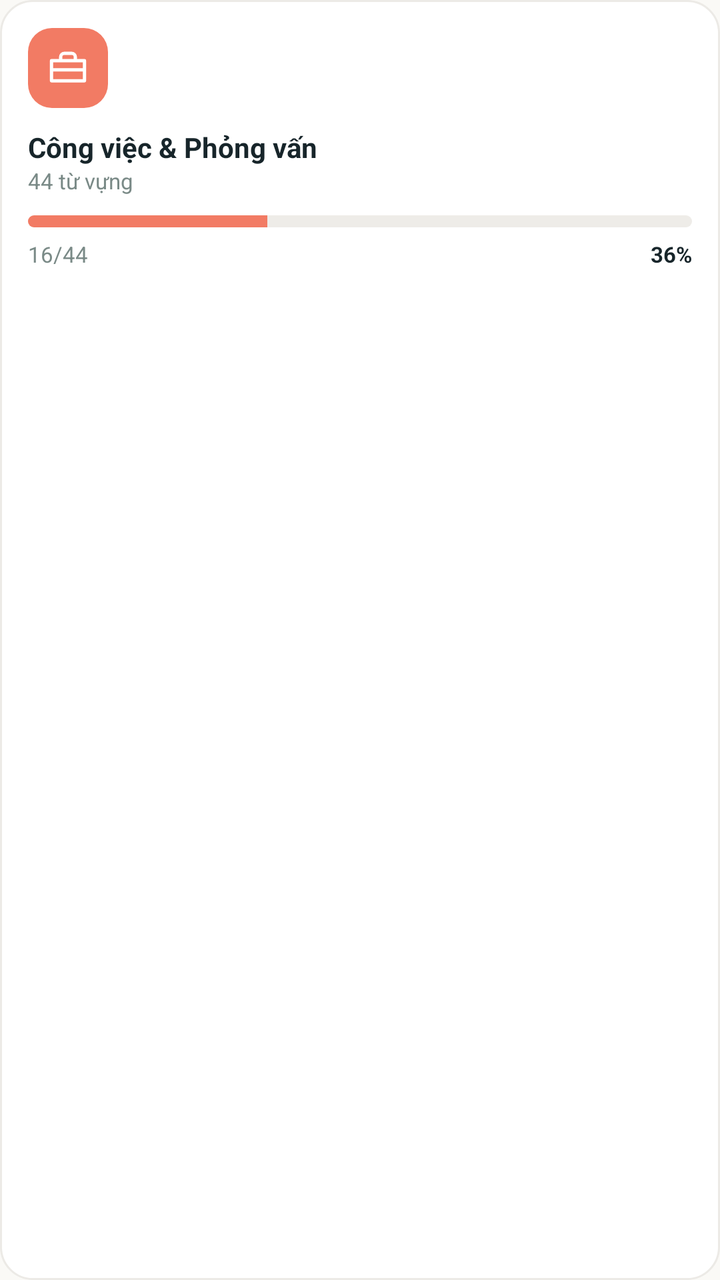
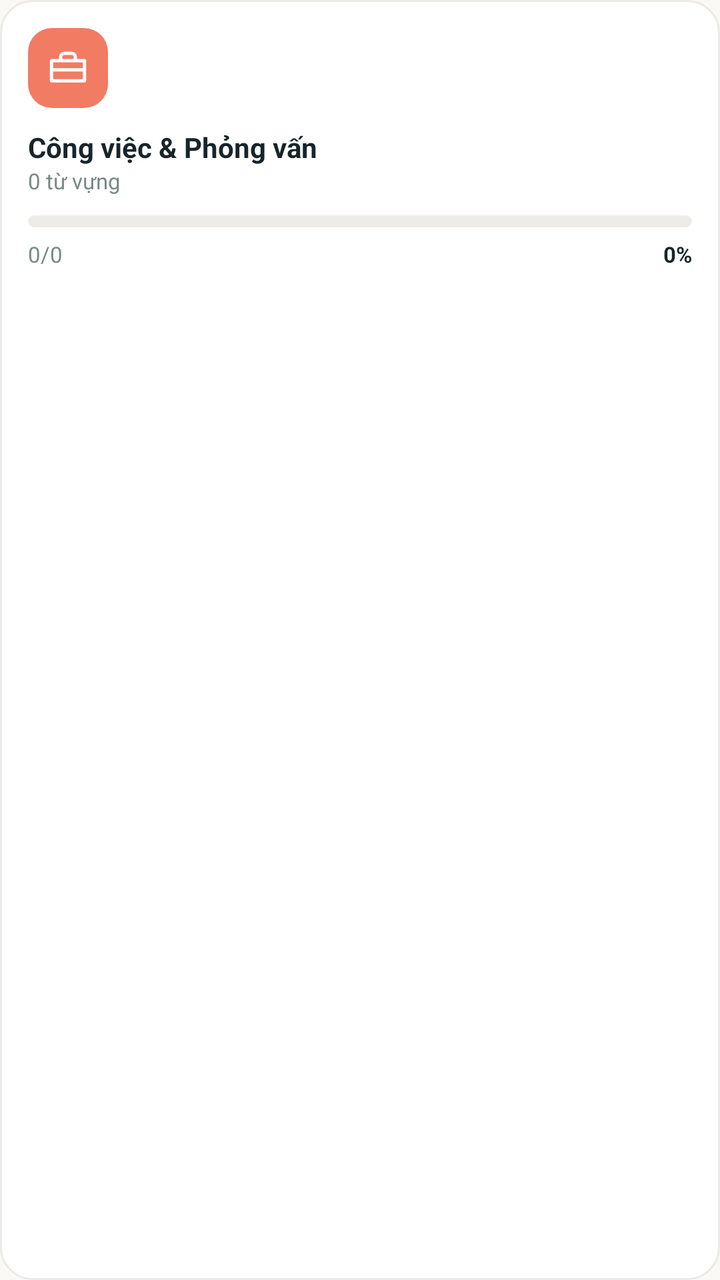

The first picture is an Android layout as it rendered before a commit; the second is the same layout after the commit. The layout source and the unified diff follow.
<!-- AndroidManifest.xml: application theme Theme.CalmLearn -->
<!-- res/layout/item_lesson_work.xml -->
<?xml version="1.0" encoding="utf-8"?>
<LinearLayout xmlns:android="http://schemas.android.com/apk/res/android"
    android:layout_width="match_parent"
    android:layout_height="wrap_content"
    android:background="@drawable/bg_card_stroke"
    android:clickable="true"
    android:focusable="true"
    android:foreground="?attr/selectableItemBackground"
    android:orientation="vertical"
    android:padding="14dp">

    <ImageView
        android:layout_width="40dp"
        android:layout_height="40dp"
        android:background="@drawable/bg_icon_square_coral"
        android:padding="9dp"
        android:src="@drawable/ic_briefcase"
        android:tint="@color/white"
        android:contentDescription="@null" />

    <TextView
        android:layout_width="match_parent"
        android:layout_height="wrap_content"
        android:layout_marginTop="10dp"
        android:text="Công việc &amp; Phỏng vấn"
        android:textColor="@color/text_primary"
        android:textSize="14sp"
        android:textStyle="bold" />

    <TextView
        android:layout_width="match_parent"
        android:layout_height="wrap_content"
        android:text="44 từ vựng"
        android:textColor="@color/text_secondary"
        android:textSize="11sp" />

    <ProgressBar
        style="?android:attr/progressBarStyleHorizontal"
        android:layout_width="match_parent"
        android:layout_height="6dp"
        android:layout_marginTop="10dp"
        android:max="100"
        android:progress="36"
        android:progressDrawable="@drawable/progress_coral" />

    <LinearLayout
        android:layout_width="match_parent"
        android:layout_height="wrap_content"
        android:layout_marginTop="6dp"
        android:orientation="horizontal">

        <TextView
            android:layout_width="0dp"
            android:layout_height="wrap_content"
            android:layout_weight="1"
            android:text="16/44"
            android:textColor="@color/text_secondary"
            android:textSize="11sp" />

        <TextView
            android:layout_width="wrap_content"
            android:layout_height="wrap_content"
            android:text="36%"
            android:textColor="@color/text_primary"
            android:textSize="11sp"
            android:textStyle="bold" />
    </LinearLayout>
</LinearLayout>
<!-- resources referenced by this layout -->
<resources>
  <color name="text_primary">#17252A</color>
  <color name="text_secondary">#7A8A87</color>
  <color name="white">#FFFFFF</color>
  <!-- drawable bg_card_stroke (drawable) -->
  <shape xmlns:android="http://schemas.android.com/apk/res/android" android:shape="rectangle">
      <solid android:color="@color/surface"/>
      <stroke android:width="1dp" android:color="@color/divider"/>
      <corners android:radius="16dp"/>
  </shape>
  <!-- drawable bg_icon_square_coral (drawable) -->
  <shape xmlns:android="http://schemas.android.com/apk/res/android" android:shape="rectangle">
      <solid android:color="@color/coral"/>
      <corners android:radius="12dp"/>
  </shape>
  <!-- drawable ic_briefcase (drawable) -->
  <vector xmlns:android="http://schemas.android.com/apk/res/android"
      android:width="24dp" android:height="24dp" android:viewportWidth="24" android:viewportHeight="24">
      <path android:pathData="M3,8 L21,8 L21,19 L3,19 Z" android:strokeColor="#FFFFFFFF" android:strokeWidth="1.8" android:strokeLineJoin="round" android:fillColor="@android:color/transparent"/>
      <path android:pathData="M8,8 L8,6 C8,4.9 8.9,4 10,4 L14,4 C15.1,4 16,4.9 16,6 L16,8" android:strokeColor="#FFFFFFFF" android:strokeWidth="1.8" android:fillColor="@android:color/transparent"/>
      <path android:pathData="M3,13 L21,13" android:strokeColor="#FFFFFFFF" android:strokeWidth="1.8" android:fillColor="@android:color/transparent"/>
  </vector>
  <!-- drawable progress_coral (drawable) -->
  <layer-list xmlns:android="http://schemas.android.com/apk/res/android">
      <item android:id="@android:id/background">
          <shape android:shape="rectangle">
              <solid android:color="@color/progress_track"/>
              <corners android:radius="6dp"/>
          </shape>
      </item>
      <item android:id="@android:id/progress">
          <clip>
              <shape android:shape="rectangle">
                  <solid android:color="@color/coral"/>
                  <corners android:radius="6dp"/>
              </shape>
          </clip>
      </item>
  </layer-list>
  <style name="Theme.CalmLearn" parent="Theme.MaterialComponents.DayNight.NoActionBar">
          <item name="colorPrimary">@color/teal_primary</item>
          <item name="colorPrimaryVariant">@color/teal_dark</item>
          <item name="colorOnPrimary">@color/white</item>
          <item name="colorSecondary">@color/coral</item>
          <item name="colorOnSecondary">@color/white</item>
          <item name="android:statusBarColor">@color/background</item>
          <item name="android:windowLightStatusBar">true</item>
          <item name="android:navigationBarColor">@color/surface</item>
          <item name="android:windowBackground">@color/background</item>
          <item name="android:fontFamily">sans-serif</item>
      </style>
  <color name="surface">#FFFFFF</color>
  <color name="divider">#ECEAE6</color>
  <color name="coral">#F27B64</color>
  <color name="progress_track">#EEECE8</color>
  <color name="teal_primary">#146C6E</color>
  <color name="teal_dark">#0B5147</color>
  <color name="background">#FAF9F6</color>
</resources>

<!-- the commit's change to res/layout/item_lesson_work.xml (unified diff, before → after) -->
@@ -28,19 +28,21 @@
         android:textStyle="bold" />
 
     <TextView
+        android:id="@+id/tvWordCount"
         android:layout_width="match_parent"
         android:layout_height="wrap_content"
-        android:text="44 từ vựng"
+        android:text="0 từ vựng"
         android:textColor="@color/text_secondary"
         android:textSize="11sp" />
 
     <ProgressBar
+        android:id="@+id/progressBar"
         style="?android:attr/progressBarStyleHorizontal"
         android:layout_width="match_parent"
         android:layout_height="6dp"
         android:layout_marginTop="10dp"
         android:max="100"
-        android:progress="36"
+        android:progress="0"
         android:progressDrawable="@drawable/progress_coral" />
 
     <LinearLayout
@@ -50,17 +52,19 @@
         android:orientation="horizontal">
 
         <TextView
+            android:id="@+id/tvLearnedCount"
             android:layout_width="0dp"
             android:layout_height="wrap_content"
             android:layout_weight="1"
-            android:text="16/44"
+            android:text="0/0"
             android:textColor="@color/text_secondary"
             android:textSize="11sp" />
 
         <TextView
+            android:id="@+id/tvPercent"
             android:layout_width="wrap_content"
             android:layout_height="wrap_content"
-            android:text="36%"
+            android:text="0%"
             android:textColor="@color/text_primary"
             android:textSize="11sp"
             android:textStyle="bold" />
